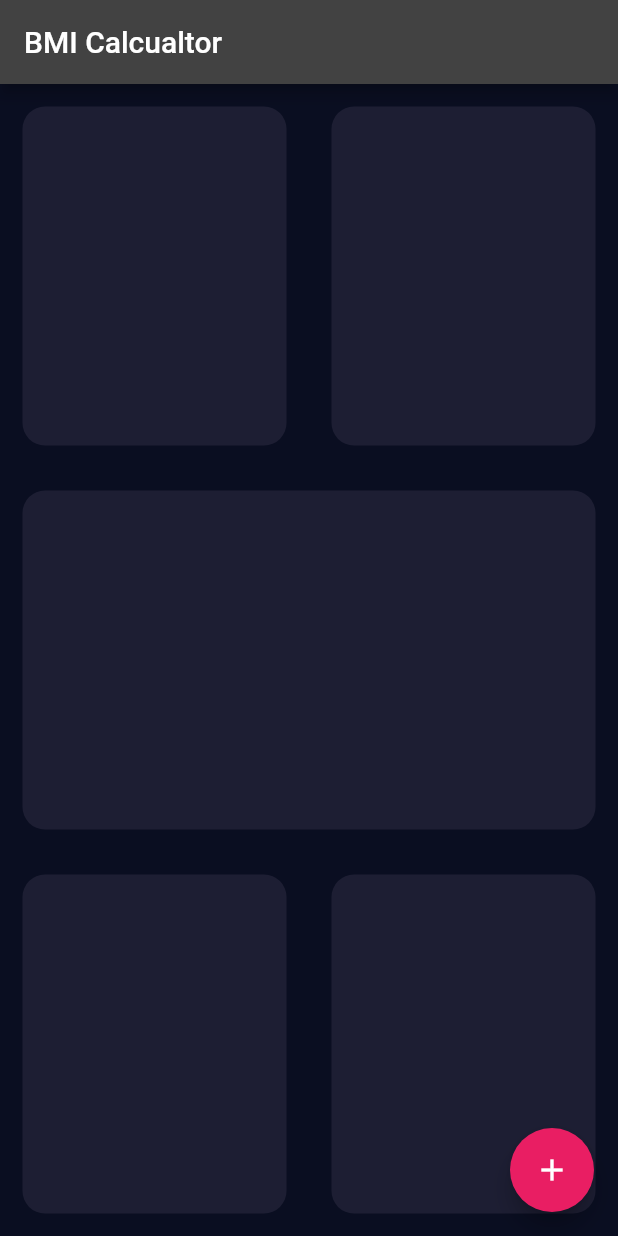
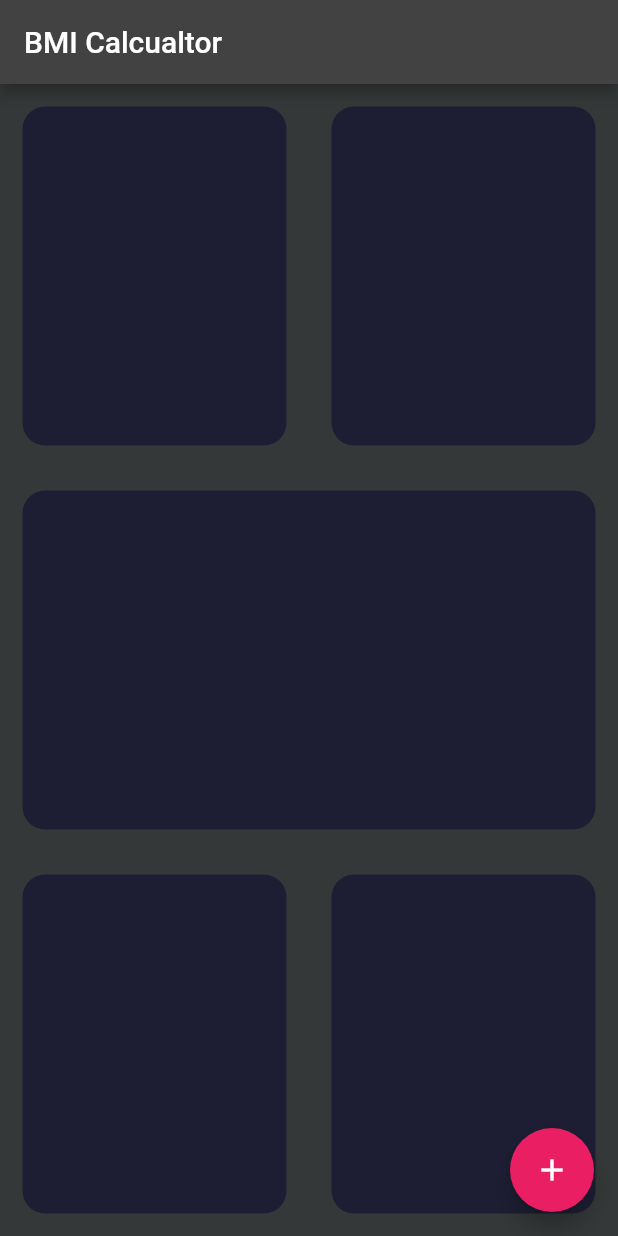
Before and after one commit to charuzain/Flutter_projects, a Flutter app: the screen it shows after launch, on a phone screen of 412 x 824 dp. Run offline on Flutter 3.47's test engine with Material 2 defaults, Android fonts, the phone set to English and light mode, and no system bars; our stand-ins replace audioplayers, rflutter_alert.

```diff
--- a/bmi_calculator/lib/main.dart
+++ b/bmi_calculator/lib/main.dart
@@ -12,7 +12,7 @@ class MyApp extends StatelessWidget {
     return MaterialApp(
         theme: ThemeData.dark().copyWith(
           primaryColor: Color(0xFF0A0E21),
-          scaffoldBackgroundColor: Color(0xFF0A0E21),
+          scaffoldBackgroundColor: Color(0xFF353838),
         ),
       // theme: ThemeData.dark().copyWith(
       //   // copy all the properties  of dark them and the properties what we want to change we write here
```
